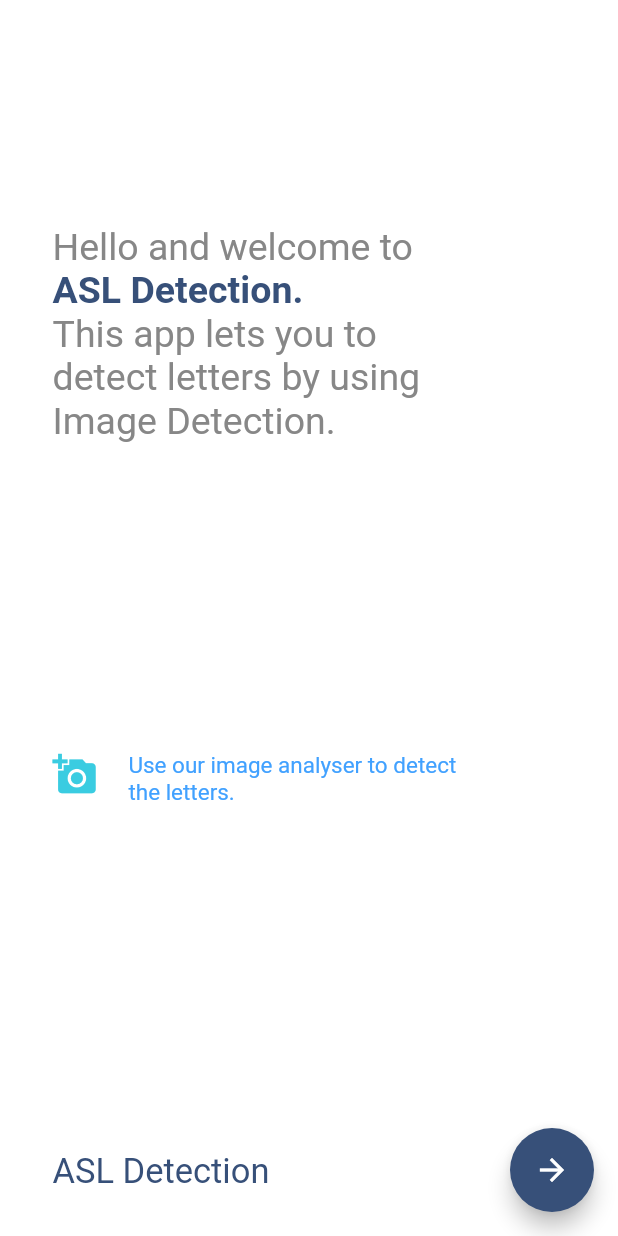
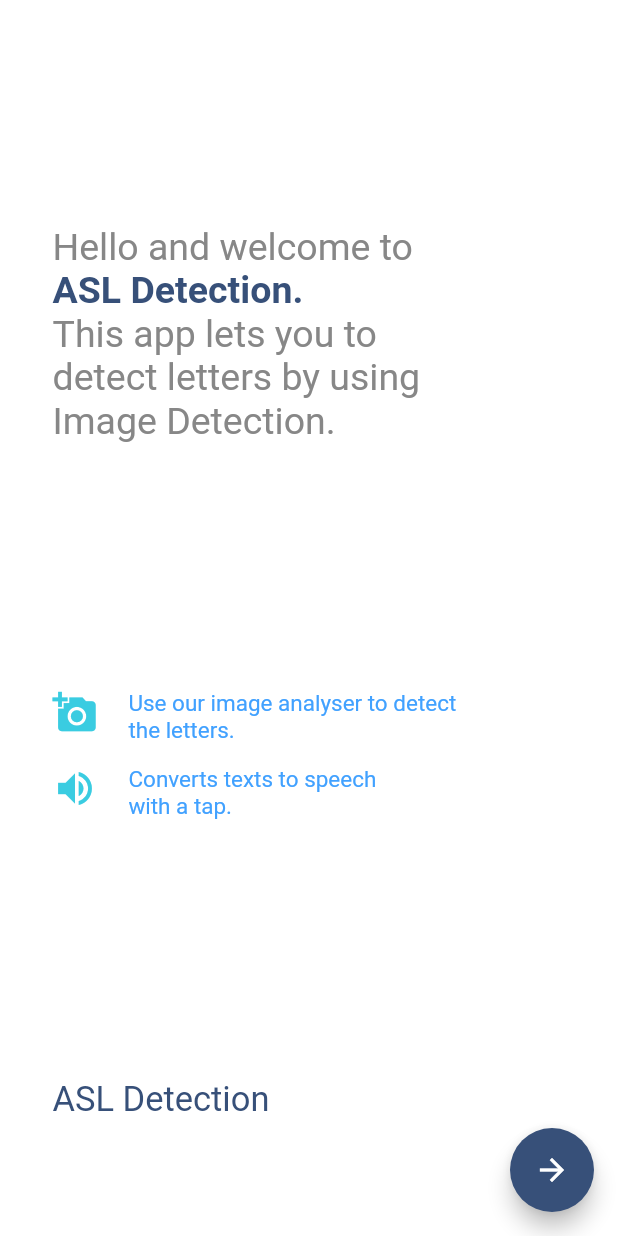
Before and after one commit to GDSC-KIIT/ASL-Live-Detection, a Flutter app: the screen it shows after launch, on a phone screen of 412 x 824 dp. Run offline on Flutter 3.47's test engine with Material 2 defaults, Android fonts, the phone set to English and light mode, and no system bars; our stand-ins replace camera, percent_indicator; missing offline and left inert: animated_splash, tflite.

Commit message:
Landing Page

```diff
--- a/lib/screens/landing_screen.dart
+++ b/lib/screens/landing_screen.dart
@@ -10,10 +10,6 @@ class _LandingPageState extends State<LandingPage> {
   @override
   Widget build(BuildContext context) {
     return Scaffold(
-      // appBar: AppBar(
-      //   backgroundColor: Colors.white,
-      //   elevation: 0.0,
-      // ),
       backgroundColor: Colors.white,
       body: Container(
           child: Padding(
@@ -57,7 +53,7 @@ class _LandingPageState extends State<LandingPage> {
               ),
             ),
             SizedBox(
-              height: (MediaQuery.of(context).size.height * 0.25),
+              height: (MediaQuery.of(context).size.height * 0.20),
             ),
             Row(
                 mainAxisAlignment: MainAxisAlignment.start,
@@ -80,7 +76,29 @@ class _LandingPageState extends State<LandingPage> {
                     ),
                   ),
                 ]),
-            SizedBox(height: MediaQuery.of(context).size.height * 0.28),
+                SizedBox(height: 15),
+            Row(
+                mainAxisAlignment: MainAxisAlignment.start,
+                crossAxisAlignment: CrossAxisAlignment.start,
+                children: <Widget>[
+                  Icon(
+                    Icons.volume_up,
+                    color: Color(0xff3ACCE1),
+                    size: 30,
+                  ),
+                  SizedBox(width: MediaQuery.of(context).size.width * 0.05),
+                  Align(
+                    alignment: Alignment.topLeft,
+                    child: Text(
+                      "Converts texts to speech\nwith a tap.",
+                      style: TextStyle(
+                          color: Color(0xff41A1FF),
+                          fontSize: 15,
+                          fontFamily: "Roboto"),
+                    ),
+                  ),
+                ]),
+            SizedBox(height: MediaQuery.of(context).size.height * 0.21),
             Row(
               crossAxisAlignment: CrossAxisAlignment.center,
               children: <Widget>[
```
